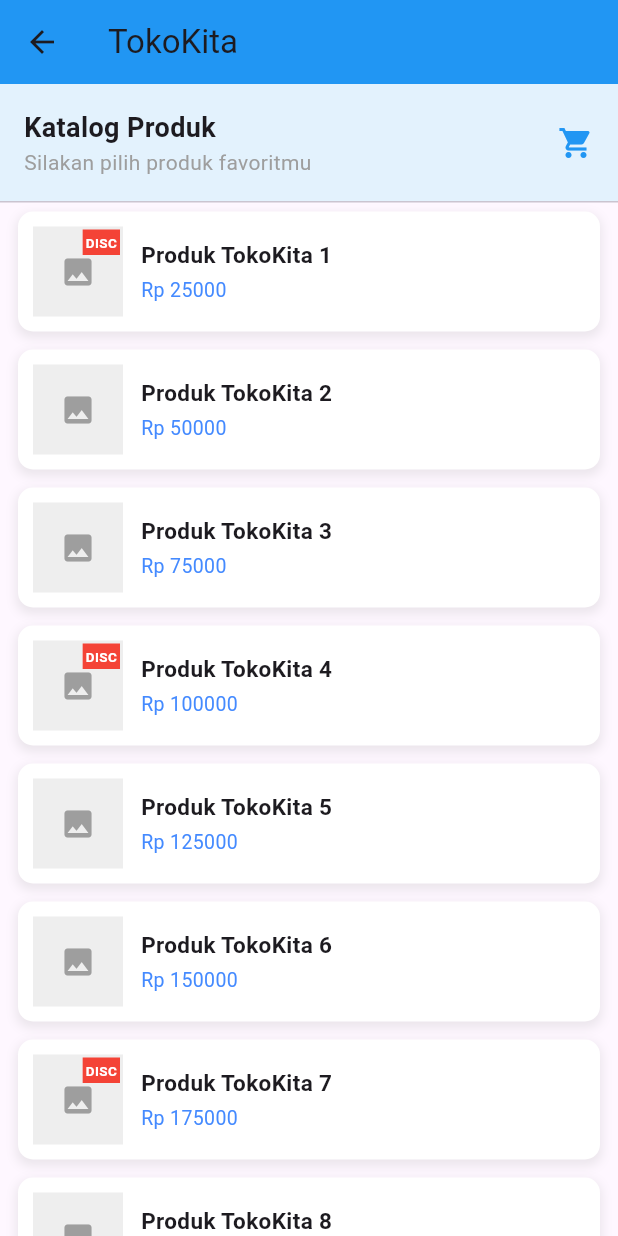
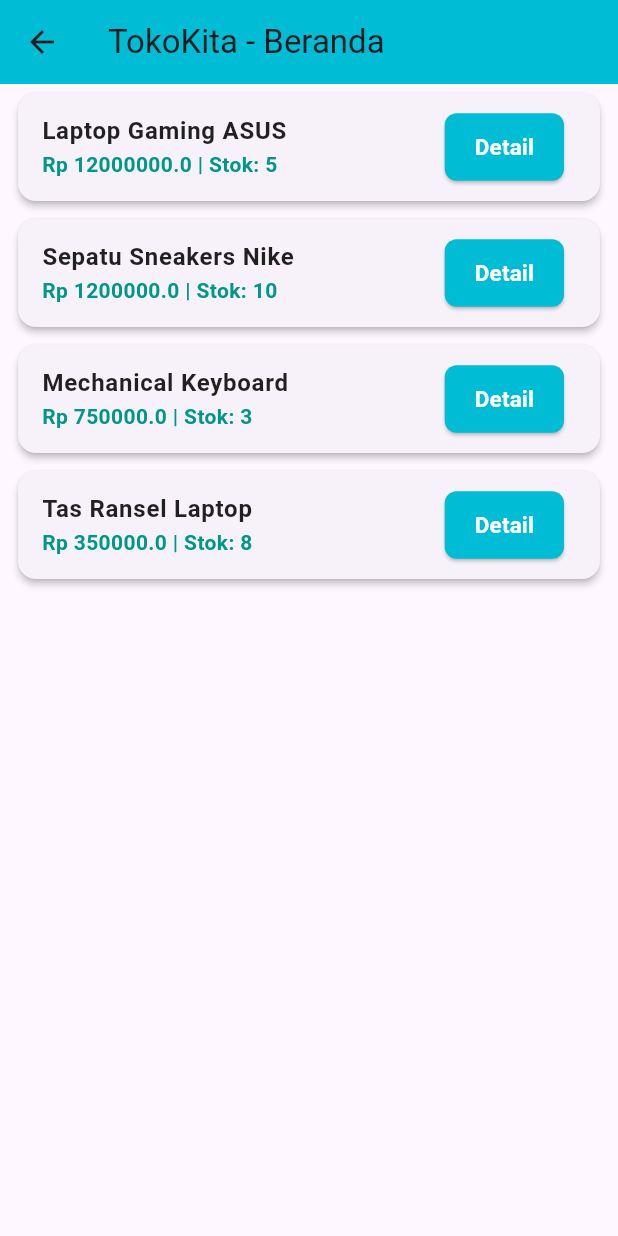
Before and after one commit to mall333art/Tugas-Sistem-Mobile-Praktikum1, a Flutter app: the HomePage screen opened directly, on a phone screen of 412 x 824 dp. Run offline on Flutter 3.47's test engine with Material 3 defaults, Android fonts, the phone set to English and light mode, and no system bars.

Commit message:
feat: selesaikan Praktikum 5 (named routes, cart manager, dan glass capsule dock)

```diff
--- a/lib/main.dart
+++ b/lib/main.dart
@@ -1,23 +1,29 @@
 import 'package:flutter/material.dart';
-import 'screens/home_screen.dart';
+import 'screens/main_page.dart';
+import 'screens/product_detail_page.dart';
 
 void main() {
-  runApp(const TokoKitaQuizApp());
+  runApp(const TokoKitaApp());
 }
 
-class TokoKitaQuizApp extends StatelessWidget {
-  const TokoKitaQuizApp({Key? key}) : super(key: key);
+class TokoKitaApp extends StatelessWidget {
+  const TokoKitaApp({Key? key}) : super(key: key);
 
   @override
   Widget build(BuildContext context) {
     return MaterialApp(
       debugShowCheckedModeBanner: false,
-      title: 'TokoKita Quiz',
+      title: 'TokoKita — Praktikum 5',
       theme: ThemeData(
-        primarySwatch: Colors.deepOrange,
+        primarySwatch: Colors.cyan,
         useMaterial3: true,
       ),
-      home: const HomeScreen(),
+      // Menjadikan MainPage sebagai halaman utama awal
+      initialRoute: '/',
+      routes: {
+        '/': (context) => const MainPage(),
+        '/detail': (context) => const ProductDetailPage(),
+      },
     );
   }
 }
--- a/lib/screens/home_page.dart
+++ b/lib/screens/home_page.dart
@@ -1,153 +1,87 @@
 import 'package:flutter/material.dart';
-
-// Model produk sederhana
-class Product {
-  final String name;
-  final int price;
-  final bool isDiskon;
-
-  Product({required this.name, required this.price, required this.isDiskon});
-}
+import '../models/product.dart';
+import '../widgets/custom_components.dart';
 
 class HomePage extends StatelessWidget {
   HomePage({Key? key}) : super(key: key);
 
-  // Daftar 15 produk dummy sederhana
-  final List<Product> productList = List.generate(
-    15,
-    (index) => Product(
-      name: 'Produk TokoKita ${index + 1}',
-      price: (index + 1) * 25000,
-      isDiskon: index % 3 == 0, // Diskon tiap kelipatan 3
-    ),
-  );
+  final List<Product> dummyProducts = [
+    Product(
+        id: '1',
+        name: 'Laptop Gaming ASUS',
+        price: 12000000,
+        imageUrl: '',
+        category: 'Elektronik',
+        stock: 5,
+        description:
+            'Laptop gaming performa tinggi dengan kartu grafis terkini.'),
+    Product(
+        id: '2',
+        name: 'Sepatu Sneakers Nike',
+        price: 1200000,
+        imageUrl: '',
+        category: 'Fashion',
+        stock: 10,
+        description: 'Sepatu sneakers nyaman untuk kegiatan sehari-hari.'),
+    Product(
+        id: '3',
+        name: 'Mechanical Keyboard',
+        price: 750000,
+        imageUrl: '',
+        category: 'Elektronik',
+        stock: 3,
+        description: 'Keyboard mekanikal RGB dengan switch yang responsif.'),
+    Product(
+        id: '4',
+        name: 'Tas Ransel Laptop',
+        price: 350000,
+        imageUrl: '',
+        category: 'Fashion',
+        stock: 8,
+        description: 'Tas ransel anti air dengan kompartemen laptop khusus.'),
+  ];
 
   @override
   Widget build(BuildContext context) {
     return Scaffold(
       appBar: AppBar(
-        title: const Text('TokoKita'),
-        backgroundColor: Colors.blue,
+        title: const Text('TokoKita - Beranda'),
+        backgroundColor: AppThemeConfig.primaryColor,
       ),
-      body: Column(
-        crossAxisAlignment: CrossAxisAlignment.start,
-        children: [
-          // 1. Header sederhana dengan Row & Column
-          Container(
-            padding: const EdgeInsets.all(16.0),
-            color: Colors.blue.shade50,
-            child: Row(
-              mainAxisAlignment: MainAxisAlignment.spaceBetween,
-              children: [
-                Column(
-                  crossAxisAlignment: CrossAxisAlignment.start,
-                  children: const [
-                    Text(
-                      'Katalog Produk',
-                      style:
-                          TextStyle(fontSize: 18, fontWeight: FontWeight.bold),
-                    ),
-                    Text(
-                      'Silakan pilih produk favoritmu',
-                      style: TextStyle(color: Colors.grey),
-                    ),
-                  ],
-                ),
-                const Icon(Icons.shopping_cart, color: Colors.blue),
-              ],
+      body: ListView.builder(
+        itemCount: dummyProducts.length,
+        itemBuilder: (context, index) {
+          final product = dummyProducts[index];
+          return Card(
+            margin: const EdgeInsets.symmetric(horizontal: 12, vertical: 6),
+            elevation: 2,
+            child: ListTile(
+              title: Text(product.name, style: AppThemeConfig.primaryFont),
+              subtitle: Text('Rp ${product.price} | Stok: ${product.stock}',
+                  style: AppThemeConfig.priceFont),
+              trailing: CustomPrimaryButton(
+                text: 'Detail',
+                onPressed: () async {
+                  // Navigasi menggunakan named route dan mengirim argumen Product, serta menunggu nilai kembalian
+                  final result = await Navigator.pushNamed(
+                    context,
+                    '/detail',
+                    arguments: product,
+                  );
+
+                  // Jika ada data yang dikembalikan dari Navigator.pop di halaman detail
+                  if (result != null && context.mounted) {
+                    ScaffoldMessenger.of(context).showSnackBar(
+                      SnackBar(
+                          content: Text(
+                              'Berhasil menambahkan $result item ke keranjang!')),
+                    );
+                  }
+                },
+              ),
             ),
-          ),
-
-          const Divider(height: 1),
-
-          // 2. Daftar produk dengan ListView.builder
-          Expanded(
-            child: ListView.builder(
-              itemCount: productList.length,
-              itemBuilder: (context, index) {
-                final product = productList[index];
-
-                // Container untuk pembungkus kartu produk dengan shadow & border radius
-                return Container(
-                  margin:
-                      const EdgeInsets.symmetric(horizontal: 12, vertical: 6),
-                  padding: const EdgeInsets.all(10),
-                  decoration: BoxDecoration(
-                    color: Colors.white,
-                    borderRadius:
-                        BorderRadius.circular(10.0), // Sudut melengkung
-                    boxShadow: [
-                      BoxShadow(
-                        color: Colors.grey
-                            .withOpacity(0.2), // Efek bayangan (shadow)
-                        spreadRadius: 1,
-                        blurRadius: 5,
-                        offset: const Offset(0, 3), // Posisi bayangan ke bawah
-                      ),
-                    ],
-                  ),
-                  child: Row(
-                    children: [
-                      // 3. Stack & Positioned untuk Badge Diskon Sederhana
-                      Stack(
-                        children: [
-                          Container(
-                            width: 60,
-                            height: 60,
-                            color: Colors.grey.shade200,
-                            child: const Icon(Icons.image, color: Colors.grey),
-                          ),
-                          if (product.isDiskon)
-                            Positioned(
-                              top: 2,
-                              right: 2,
-                              child: Container(
-                                padding: const EdgeInsets.all(2),
-                                color: Colors.red,
-                                child: const Text(
-                                  'DISC',
-                                  style: TextStyle(
-                                    color: Colors.white,
-                                    fontSize: 9,
-                                    fontWeight: FontWeight.bold,
-                                  ),
-                                ),
-                              ),
-                            ),
-                        ],
-                      ),
-                      const SizedBox(width: 12),
-
-                      // 4. Expanded untuk teks nama dan harga
-                      Expanded(
-                        child: Column(
-                          crossAxisAlignment: CrossAxisAlignment.start,
-                          children: [
-                            Text(
-                              product.name,
-                              style: const TextStyle(
-                                fontSize: 15,
-                                fontWeight: FontWeight.bold,
-                              ),
-                            ),
-                            const SizedBox(height: 4),
-                            Text(
-                              'Rp ${product.price}',
-                              style: const TextStyle(
-                                color: Colors.blueAccent,
-                                fontSize: 13,
-                              ),
-                            ),
-                          ],
-                        ),
-                      ),
-                    ],
-                  ),
-                );
-              },
-            ),
-          ),
-        ],
+          );
+        },
       ),
     );
   }
--- a/lib/widgets/custom_components.dart
+++ b/lib/widgets/custom_components.dart
@@ -1,8 +1,7 @@
 import 'package:flutter/material.dart';
 
 class AppThemeConfig {
-  // Mengubah warna utama menjadi Cyan (Blue Cyan)
-  static const Color primaryColor = Colors.cyan;
+  static const Color primaryColor = Colors.cyan; // Tema Blue Cyan
 
   static const TextStyle primaryFont = TextStyle(
     fontSize: 16,
@@ -19,7 +18,7 @@ class AppThemeConfig {
   static const TextStyle priceFont = TextStyle(
     fontSize: 14,
     fontWeight: FontWeight.w600,
-    color: Colors.teal, // Disesuaikan agar serasi dengan cyan
+    color: Colors.teal,
   );
 }
 
```
Also changed, not shown: lib/models/cart_item.dart (added, +27 -0 lines), lib/screens/cart_page.dart (added, +70 -0 lines), lib/screens/main_page.dart (added, +115 -0 lines), lib/screens/product_detail_page.dart (added, +86 -0 lines), lib/screens/profile_page.dart (added, +36 -0 lines).
